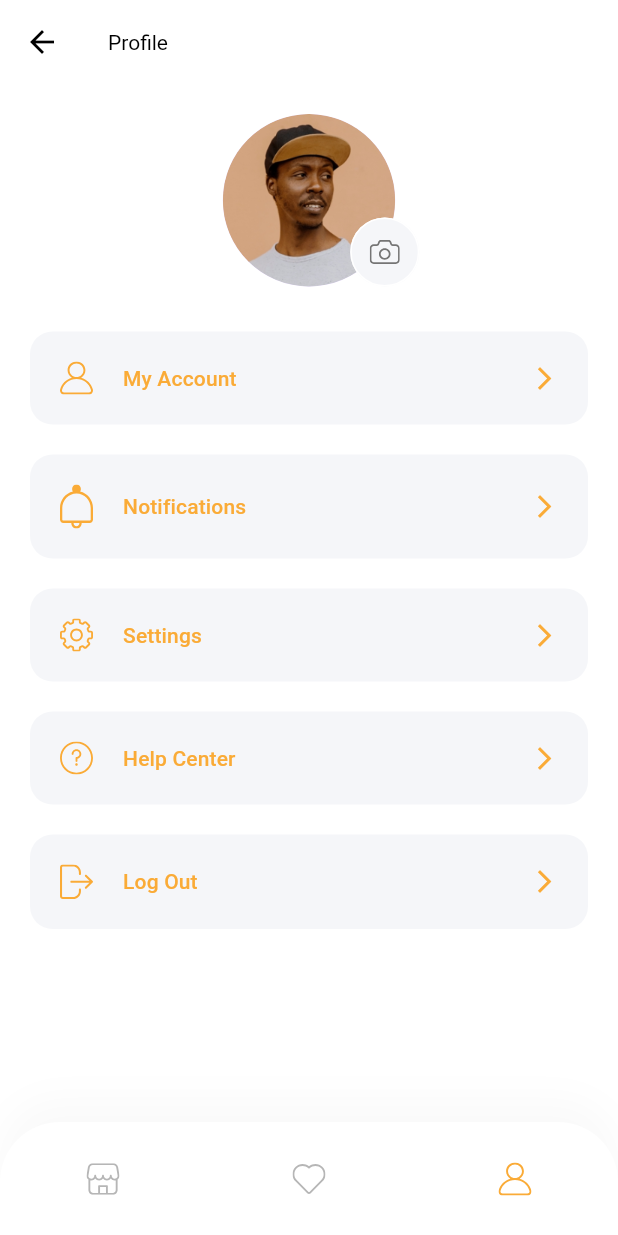
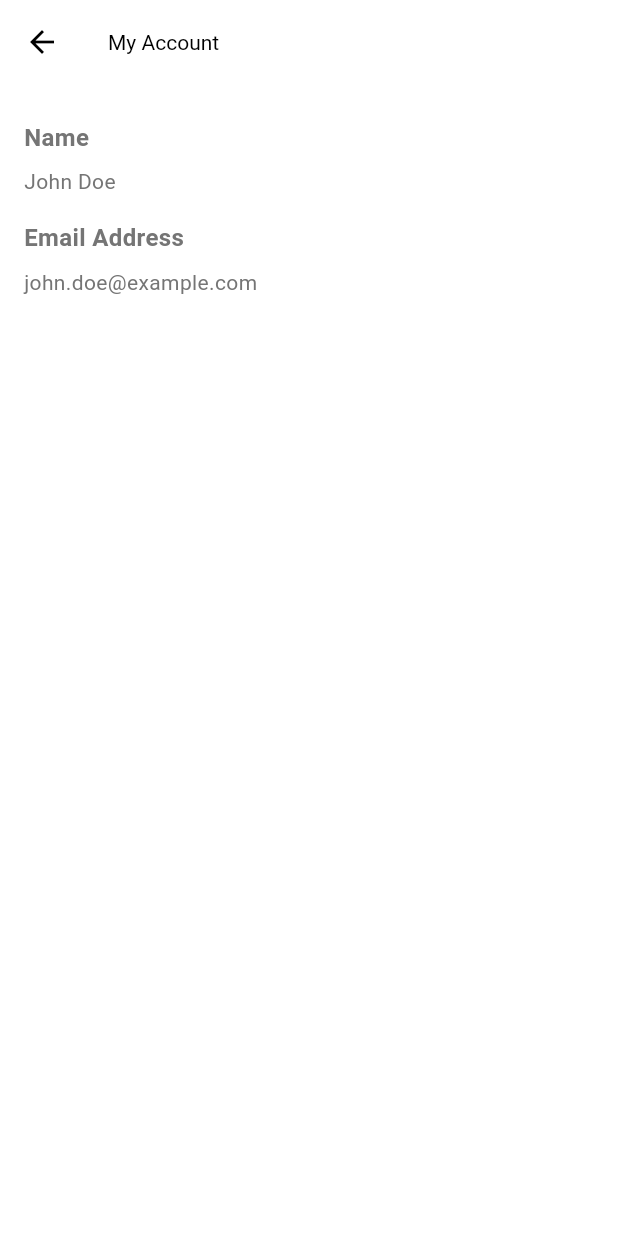
Before and after one commit to minhaj-mj-2022/aminahub, a Flutter app: the ProfileScreen screen opened by its route, item 3 of the bottom bar chosen, after a tap on "My Account", on a phone screen of 412 x 824 dp. Run offline on Flutter 3.47's test engine with Material 3 defaults, Android fonts, the phone set to English and light mode, and no system bars; our stand-ins replace carousel_slider, cloud_firestore, csc_picker, dots_indicator, easy_rich_text, firebase_auth and 8 more; accounts and stored records are empty; Roboto replaces fonts that are missing (Muli); project files that could hold a hidden picture were left out.

Commit message:
my account screen

```diff
--- a/lib/routes.dart
+++ b/lib/routes.dart
@@ -1,4 +1,5 @@
 import 'package:aminahub/imports.dart';
+import 'package:aminahub/screens/profile/components/my_account.dart';
 
 final Map<String, WidgetBuilder> routes = {
   SplashScreen.routeName: (context) => SplashScreen(),
@@ -9,4 +10,5 @@ final Map<String, WidgetBuilder> routes = {
   CompleteProfileScreen.routeName: (context) => CompleteProfileScreen(),
   HomeScreen.routeName: (context) => HomeScreen(),
   ProfileScreen.routeName: (context) => ProfileScreen(),
+  MyAccount.routeName: (context) => MyAccount(),
 };
--- a/lib/screens/profile/components/body.dart
+++ b/lib/screens/profile/components/body.dart
@@ -1,3 +1,4 @@
+import 'package:aminahub/screens/profile/components/my_account.dart';
 import 'package:aminahub/screens/profile/components/profile_menu.dart';
 import 'package:aminahub/screens/profile/components/profile_pic.dart';
 import 'package:aminahub/screens/sign_in/sign_in_screen.dart';
@@ -18,23 +19,25 @@ class Body extends StatelessWidget {
       padding: const EdgeInsets.symmetric(vertical: 20),
       child: Column(
         children: [
-          const ProfilePic(),
+          //const ProfilePic(),
           const SizedBox(height: 20),
           ProfileMenu(
             text: "My Account",
             icon: "assets/icons/User Icon.svg",
-            press: () => {},
+            press: () => {
+              Navigator.pushNamed(context, MyAccount.routeName)
+            },
           ),
           ProfileMenu(
             text: "Notifications",
             icon: "assets/icons/Bell.svg",
             press: () {},
           ),
-          ProfileMenu(
-            text: "Settings",
-            icon: "assets/icons/Settings.svg",
-            press: () {},
-          ),
+          // ProfileMenu(
+          //   text: "Settings",
+          //   icon: "assets/icons/Settings.svg",
+          //   press: () {},
+          // ),
           ProfileMenu(
             text: "Help Center",
             icon: "assets/icons/Question mark.svg",
--- /dev/null
+++ b/lib/screens/profile/components/my_account.dart
@@ -0,0 +1,49 @@
+import 'package:flutter/material.dart';
+
+class MyAccount extends StatelessWidget {
+  static const String routeName = "/MyAccount";
+
+  const MyAccount({Key? key}) : super(key: key);
+
+  @override
+  Widget build(BuildContext context) {
+    return Scaffold(
+      appBar: AppBar(
+        title: const Text("My Account"),
+      ),
+      body: Padding(
+        padding: const EdgeInsets.all(16.0),
+        child: ListView(
+          children: [
+            _buildAccountDetail("Name", "John Doe"),
+            _buildAccountDetail("Email Address", "john.doe@example.com"),
+            // Add more account details as needed
+          ],
+        ),
+      ),
+    );
+  }
+
+  Widget _buildAccountDetail(String label, String value) {
+    return Padding(
+      padding: const EdgeInsets.symmetric(vertical: 8.0),
+      child: Column(
+        crossAxisAlignment: CrossAxisAlignment.start,
+        children: [
+          Text(
+            label,
+            style: const TextStyle(
+              fontSize: 16,
+              fontWeight: FontWeight.bold,
+            ),
+          ),
+          const SizedBox(height: 8),
+          Text(
+            value,
+            style: const TextStyle(fontSize: 14),
+          ),
+        ],
+      ),
+    );
+  }
+}
```
Also changed, not shown: lib/screens/sign_in/components/sign_form.dart (+0 -22 lines).
